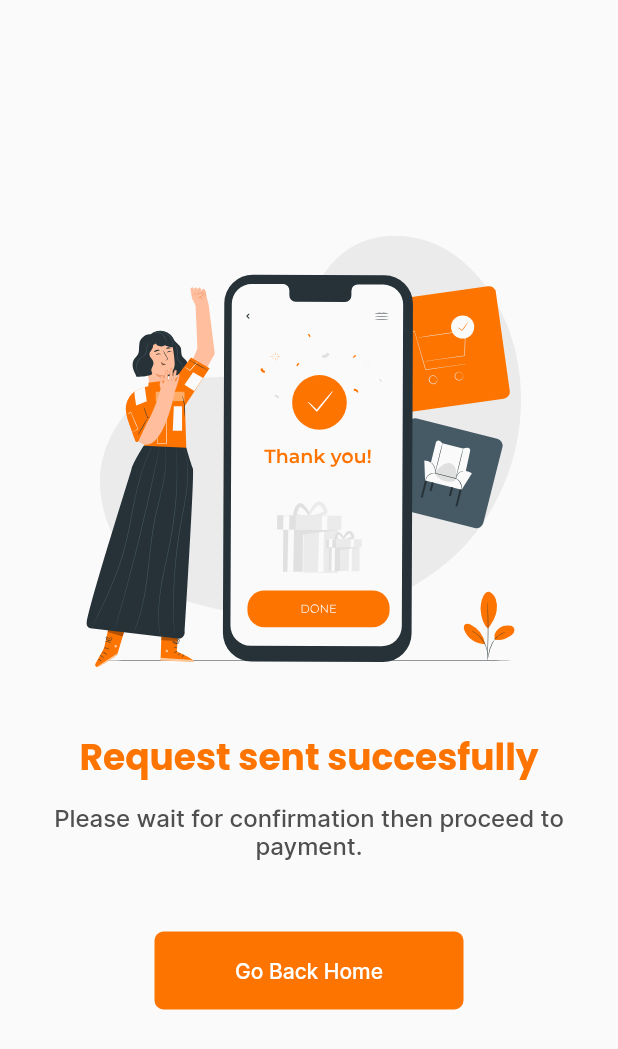
After one commit to briankariuki/demoapp, a Flutter app: the SuccessScreen screen opened directly, on a phone screen of 412 x 824 dp. The commit adds this screen. Shown: the top 1049 px of the screen. Run offline on Flutter 3.47's test engine with Material 2 defaults, Android fonts, the phone set to English and light mode, and no system bars; our stand-ins replace flutter_svg; network calls fail.

Commit message:
add success screen

```diff
--- a/lib/assets.dart
+++ b/lib/assets.dart
@@ -8,6 +8,7 @@ class Assets {
   static const String plusCircle = '${_icons}plus-circle.svg';
   static const String chat = '${_icons}chat-alt.svg';
   static const String arrowLeft = '${_icons}arrow-narrow-left.svg';
+  static const String arrowRight = '${_icons}arrow-narrow-right.svg';
   static const String shoppingCart = '${_icons}shopping-cart.svg';
   static const String userCircle = '${_icons}user-circle.svg';
   static const String location = '${_icons}location-marker.svg';
@@ -16,4 +17,5 @@ class Assets {
   static const String clock = '${_icons}clock.svg';
   static const String clipBoardCheck = '${_icons}clipboard-check.svg';
   static const String badgeCheck = '${_icons}badge-check.svg';
+  static const String successArt = '${_images}success.svg';
 }
--- a/lib/config/theme.dart
+++ b/lib/config/theme.dart
@@ -12,7 +12,6 @@ final ThemeData appTheme = ThemeData(
       fontSize: 16.0,
       fontFamily: "Inter",
       fontWeight: FontWeight.w700,
-      letterSpacing: 1,
     ),
     headline2: TextStyle(
       fontFamily: "Poppins",
--- a/lib/screens/screens.dart
+++ b/lib/screens/screens.dart
@@ -1,3 +1,4 @@
 export 'nav_screen.dart';
 export 'home_screen.dart';
 export 'listing_screen.dart';
+export 'success_screen.dart';
--- /dev/null
+++ b/lib/screens/success_screen.dart
@@ -0,0 +1,81 @@
+import 'package:demoapp/assets.dart';
+import 'package:demoapp/config/palette.dart';
+import 'package:demoapp/models/models.dart';
+import 'package:demoapp/screens/screens.dart';
+import 'package:demoapp/widgets/widgets.dart';
+import 'package:flutter/material.dart';
+import 'package:flutter_svg/flutter_svg.dart';
+
+class SuccessScreen extends StatefulWidget {
+  final Listing listing;
+
+  const SuccessScreen({
+    Key key,
+    this.listing,
+  }) : super(key: key);
+  @override
+  _SuccessScreenState createState() => _SuccessScreenState();
+}
+
+class _SuccessScreenState extends State<SuccessScreen> {
+  @override
+  Widget build(BuildContext context) {
+    double screenWidth = MediaQuery.of(context).size.width;
+    return Scaffold(
+      body: SafeArea(
+        child: Container(
+          alignment: Alignment.center,
+          child: Column(
+            mainAxisAlignment: MainAxisAlignment.center,
+            crossAxisAlignment: CrossAxisAlignment.center,
+            children: [
+              SvgPicture.asset(
+                Assets.successArt,
+                semanticsLabel: 'Success Art ',
+                width: 300.0,
+                height: 300.0,
+              ),
+              const SizedBox(
+                height: 36.0,
+              ),
+              Text(
+                "Request sent succesfully",
+                style: Theme.of(context).textTheme.headline3.copyWith(
+                      color: Palette.primary,
+                      fontWeight: FontWeight.w600,
+                      fontSize: 24.0,
+                    ),
+              ),
+              Container(
+                padding: EdgeInsets.symmetric(vertical: 12.0),
+                width: screenWidth / 1.2,
+                child: Text(
+                  "Please wait for confirmation then proceed to payment.",
+                  textAlign: TextAlign.center,
+                  style: Theme.of(context).textTheme.bodyText2.copyWith(
+                        fontSize: 16.0,
+                        fontWeight: FontWeight.w500,
+                        color: Palette.gray2,
+                      ),
+                ),
+              ),
+              const SizedBox(
+                height: 36.0,
+              ),
+              MainButton(
+                color: Palette.primary,
+                textColor: Colors.white,
+                height: 52.0,
+                title: "Go Back Home",
+                minWidth: screenWidth / 2,
+                onTap: () {
+                  Navigator.pop(context);
+                },
+              )
+            ],
+          ),
+        ),
+      ),
+    );
+  }
+}
--- a/lib/widgets/widgets.dart
+++ b/lib/widgets/widgets.dart
@@ -1,2 +1,3 @@
 export 'global_widgets/buttons.dart';
 export 'global_widgets/listing_widget.dart';
+export 'global_widgets/send_request_popup.dart';
```
Also changed, not shown: lib/screens/listing_screen.dart (+94 -7 lines), lib/widgets/global_widgets/listing_widget.dart (+40 -2 lines), lib/widgets/global_widgets/send_request_popup.dart (added, +101 -0 lines), assets/icons/arrow-narrow-right.svg (added), assets/images/success.svg (added).
